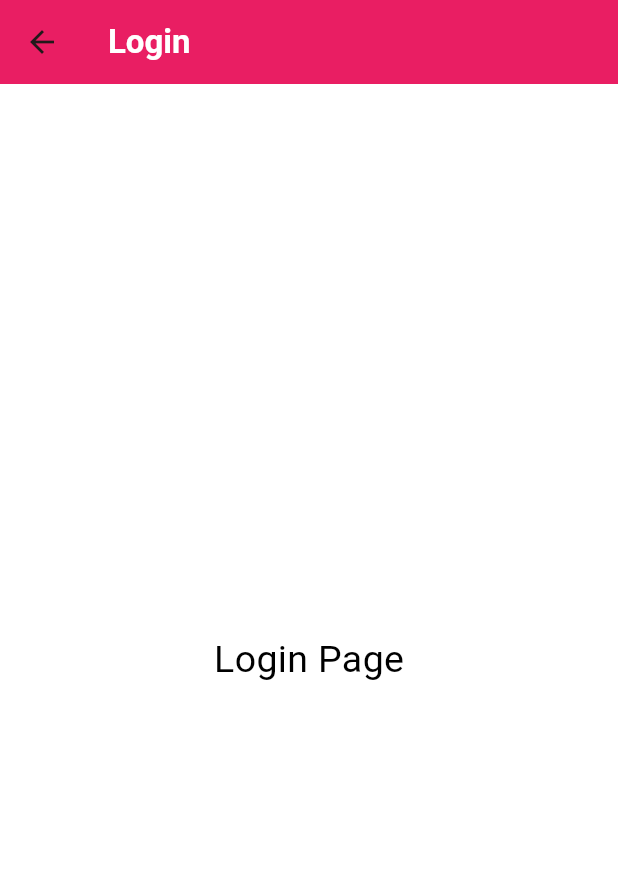
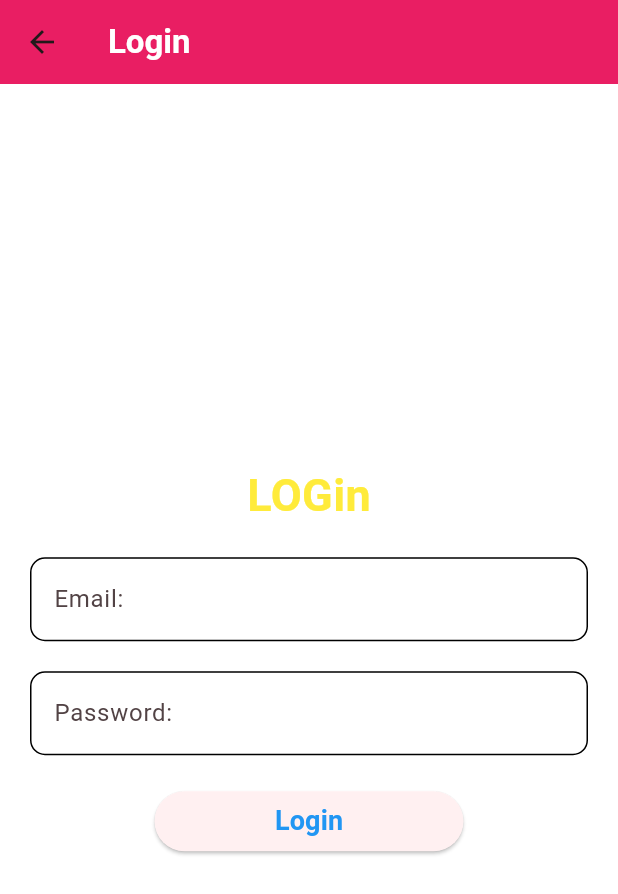
Before and after one commit to parvez24h/Notes, a Flutter app: the LoginPage screen opened directly, on a phone screen of 412 x 824 dp. Shown: the top 894 px of the screen. Run offline on Flutter 3.47's test engine with Material 3 defaults, Android fonts, the phone set to English and light mode, and no system bars; our stand-ins replace cloud_firestore, firebase_core, shared_preferences; accounts and stored records are empty.

Commit message:
design login screen UI

```diff
--- a/lib/views/loginPage.dart
+++ b/lib/views/loginPage.dart
@@ -1,4 +1,6 @@
 import 'package:flutter/material.dart';
+import 'package:notes/views/homePage.dart';
+import 'package:shared_preferences/shared_preferences.dart';
 
 class LoginPage extends StatefulWidget {
   const LoginPage({super.key});
@@ -8,6 +10,10 @@ class LoginPage extends StatefulWidget {
 }
 
 class _LoginPageState extends State<LoginPage> {
+
+  var emailEditingController = TextEditingController();
+  var passEditingController = TextEditingController();
+
   @override
   Widget build(BuildContext context) {
     return Scaffold(
@@ -16,9 +22,147 @@ class _LoginPageState extends State<LoginPage> {
           title: Text("Login", style: TextStyle(color: Colors.white, fontWeight: FontWeight.bold),),
           backgroundColor: Colors.pink,
         ),
-        body: Center(
-            child: Text("Login Page", style: TextStyle(color: Colors.black, fontSize: 25),)
-        )
+        body: Column(
+          mainAxisAlignment: MainAxisAlignment.center,
+          children: [
+
+            Text("LOGin", style: TextStyle(color: Colors.yellow, fontSize: 30, fontWeight: FontWeight.bold),),
+
+            SizedBox(height: 20,),
+
+            Row(
+              children: [
+                SizedBox(width: 20,),
+                Expanded(
+                  child: TextField(
+                    keyboardType: TextInputType.text,
+                    controller: emailEditingController,
+                    enabled: true,
+                    decoration: InputDecoration(
+                        hintText: "Email: ",
+                        prefixStyle: TextStyle(color: Colors.grey),
+                        border: OutlineInputBorder(
+                            borderRadius: BorderRadius.circular(10),
+                            borderSide: BorderSide(
+                                color: Colors.blue
+                            )
+                        ),
+                        focusedBorder: OutlineInputBorder(
+                            borderRadius: BorderRadius.circular(10),
+                            borderSide: BorderSide(
+                                color: Colors.blue
+                            )
+                        ),
+                        enabledBorder: OutlineInputBorder(
+                            borderRadius: BorderRadius.circular(10),
+                            borderSide: BorderSide(
+                                color: Colors.black
+                            )
+                        ),
+                        disabledBorder: OutlineInputBorder(
+                            borderRadius: BorderRadius.circular(10),
+                            borderSide: BorderSide(
+                                color: Colors.yellow
+                            )
+                        )
+                    ),
+                  ),
+                ),
+                SizedBox(width: 20,)
+              ],
+            ),
+
+            SizedBox(height: 20,),
+
+            Row(
+              children: [
+                SizedBox(width: 20,),
+                Expanded(
+                  child: TextField(
+                    controller: passEditingController,
+                    enabled: true,
+                    obscureText: true,
+                    onChanged: (value) {
+                      print("Change Text: $value");
+                    },
+
+                    decoration: InputDecoration(
+                        hintText: "Password:",
+                        prefixStyle: TextStyle(color: Colors.grey),
+                        border: OutlineInputBorder(
+                            borderRadius: BorderRadius.circular(10),
+                            borderSide: BorderSide(
+                                color: Colors.blue
+                            )
+                        ),
+                        focusedBorder: OutlineInputBorder(
+                            borderRadius: BorderRadius.circular(10),
+                            borderSide: BorderSide(
+                                color: Colors.blue
+                            )
+                        ),
+                        enabledBorder: OutlineInputBorder(
+                            borderRadius: BorderRadius.circular(10),
+                            borderSide: BorderSide(
+                                color: Colors.black
+                            )
+                        ),
+                        disabledBorder: OutlineInputBorder(
+                            borderRadius: BorderRadius.circular(10),
+                            borderSide: BorderSide(
+                                color: Colors.pink
+                            )
+                        )
+                    ),
+                  ),
+                ),
+                SizedBox(width: 20,)
+              ],
+            ),
+
+            SizedBox(height: 20,),
+
+            Row(
+              children: [
+
+                Expanded(
+                    flex: 1,
+                    child: SizedBox(width: 20,)
+                ),
+                Expanded(
+                    flex: 2,
+                    child: ElevatedButton(
+                        onPressed: () async{
+
+
+                          String email1 = emailEditingController.text.toString();
+                          String pass = passEditingController.text.toString();
+
+
+                          var sharedPreferences = await SharedPreferences.getInstance();
+
+                          sharedPreferences.setBool("auth", true);
+
+
+                          Navigator.pushReplacement(context, MaterialPageRoute(builder: (_)=>const HomePage()));
+
+                        },
+                        child: Text("Login", style: TextStyle(fontWeight: FontWeight.bold, fontSize: 18, color: Colors.blue),)
+                    )
+                ),
+
+                Expanded(
+                    flex: 1,
+                    child: SizedBox(width: 20,)
+                ),
+              ],
+            )
+
+
+
+
+          ],
+        ),
 
     );
   }
--- a/lib/views/splashScreen.dart
+++ b/lib/views/splashScreen.dart
@@ -1,6 +1,8 @@
 import 'package:flutter/material.dart';
 import 'package:flutter/services.dart';
 import 'package:notes/views/homePage.dart';
+import 'package:notes/views/loginPage.dart';
+import 'package:shared_preferences/shared_preferences.dart';
 
 class SplashScreen extends StatefulWidget {
   const SplashScreen({super.key});
@@ -11,13 +13,17 @@ class SplashScreen extends StatefulWidget {
 
 class _SplashScreenState extends State<SplashScreen> with SingleTickerProviderStateMixin{
 
+  var mAuth = false;
   @override
   void initState() {
     super.initState();
+
+    getData();
+
     SystemChrome.setEnabledSystemUIMode(SystemUiMode.edgeToEdge);
     Future.delayed(const Duration(seconds: 3), (){
       Navigator.of(context).pushReplacement(
-        MaterialPageRoute(builder: (_)=>const HomePage())
+        MaterialPageRoute(builder: (_)=>mAuth?const HomePage():const LoginPage())
       );
     });
   }
@@ -45,4 +51,10 @@ class _SplashScreenState extends State<SplashScreen> with SingleTickerProviderSt
       ),
     );
   }
+
+  void getData() async{
+    var sharedPreferences = await SharedPreferences.getInstance();
+    var isLogin = sharedPreferences.getBool("auth");
+    mAuth = (isLogin!=null && isLogin)?true:false;
+  }
 }
--- a/pubspec.yaml
+++ b/pubspec.yaml
@@ -36,6 +36,7 @@ dependencies:
   cupertino_icons: ^1.0.8
   firebase_core: ^3.13.0
   cloud_firestore: ^5.6.7
+  shared_preferences: ^2.5.3
 
 dev_dependencies:
   flutter_test:
```
Also changed, not shown: pubspec.lock, 1 other file.
